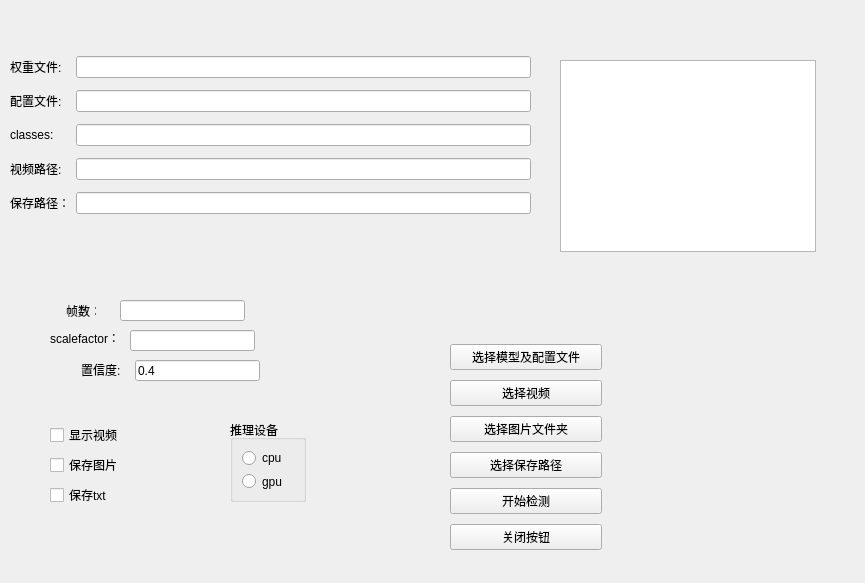
This is yolotool.ui in truettA/strangeTool as Qt 5 draws it before an edit. The edited form follows.
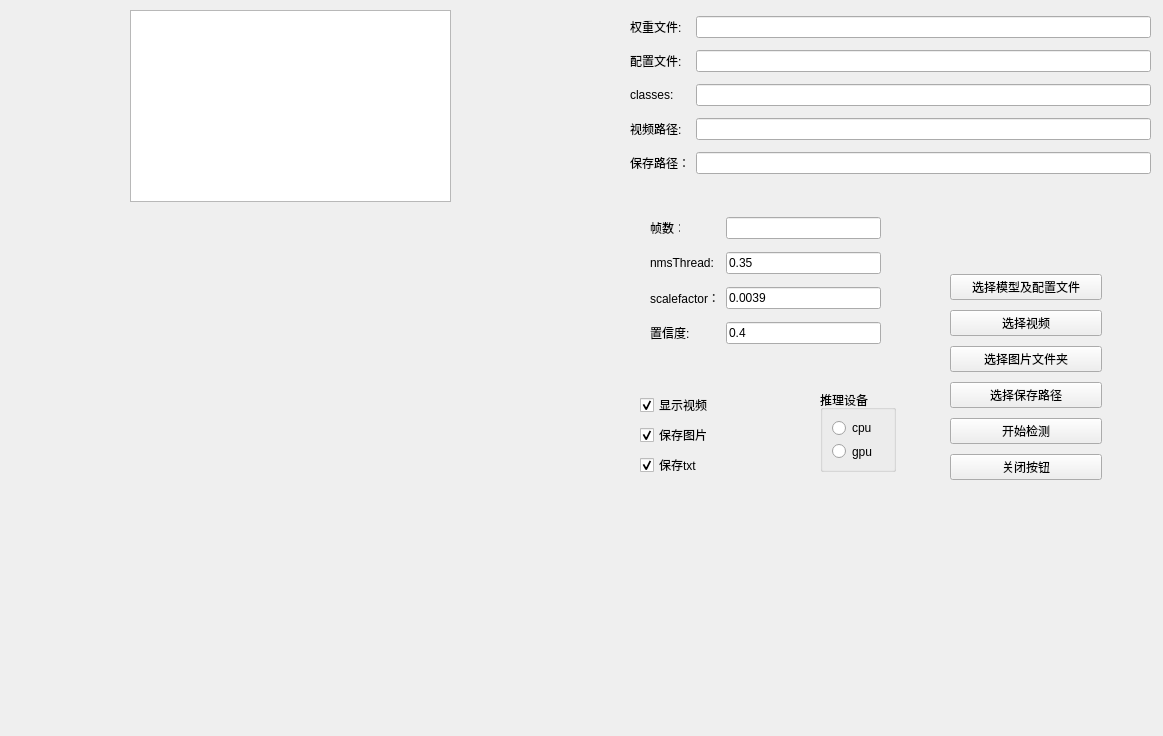
This is the edited form.

Commit message: add qpixmap label数字限制 success detect

```diff
--- a/yolotool.ui
+++ b/yolotool.ui
@@ -6,8 +6,8 @@
    <rect>
     <x>0</x>
     <y>0</y>
-    <width>865</width>
-    <height>583</height>
+    <width>1163</width>
+    <height>736</height>
    </rect>
   </property>
   <property name="windowTitle">
@@ -16,8 +16,8 @@
   <widget class="QWidget" name="layoutWidget">
    <property name="geometry">
     <rect>
-     <x>450</x>
-     <y>340</y>
+     <x>950</x>
+     <y>270</y>
      <width>152</width>
      <height>220</height>
     </rect>
@@ -70,8 +70,8 @@
   <widget class="QWidget" name="widget" native="true">
    <property name="geometry">
     <rect>
-     <x>50</x>
-     <y>400</y>
+     <x>640</x>
+     <y>370</y>
      <width>151</width>
      <height>131</height>
     </rect>
@@ -84,6 +84,9 @@
         <property name="text">
          <string>显示视频</string>
         </property>
+        <property name="checked">
+         <bool>true</bool>
+        </property>
        </widget>
       </item>
       <item>
@@ -91,6 +94,9 @@
         <property name="text">
          <string>保存图片</string>
         </property>
+        <property name="checked">
+         <bool>true</bool>
+        </property>
        </widget>
       </item>
       <item>
@@ -98,6 +104,9 @@
         <property name="text">
          <string>保存txt</string>
         </property>
+        <property name="checked">
+         <bool>true</bool>
+        </property>
        </widget>
       </item>
      </layout>
@@ -107,8 +116,8 @@
   <widget class="QWidget" name="widget_2" native="true">
    <property name="geometry">
     <rect>
-     <x>10</x>
-     <y>50</y>
+     <x>630</x>
+     <y>10</y>
      <width>521</width>
      <height>171</height>
     </rect>
@@ -189,8 +198,8 @@
   <widget class="QGroupBox" name="groupBox">
    <property name="geometry">
     <rect>
-     <x>230</x>
-     <y>420</y>
+     <x>820</x>
+     <y>390</y>
      <width>76</width>
      <height>82</height>
     </rect>
@@ -215,93 +224,108 @@
     </item>
    </layout>
   </widget>
-  <widget class="QLabel" name="label_4">
+  <widget class="QWidget" name="widget_3" native="true">
    <property name="geometry">
     <rect>
-     <x>81</x>
-     <y>360</y>
-     <width>44</width>
-     <height>19</height>
+     <x>10</x>
+     <y>0</y>
+     <width>611</width>
+     <height>721</height>
     </rect>
    </property>
-   <property name="text">
-    <string>置信度:</string>
-   </property>
+   <widget class="QTextBrowser" name="boxesBrowser">
+    <property name="geometry">
+     <rect>
+      <x>120</x>
+      <y>10</y>
+      <width>321</width>
+      <height>192</height>
+     </rect>
+    </property>
+   </widget>
+   <widget class="QLabel" name="imgLabel">
+    <property name="geometry">
+     <rect>
+      <x>10</x>
+      <y>220</y>
+      <width>591</width>
+      <height>491</height>
+     </rect>
+    </property>
+    <property name="text">
+     <string/>
+    </property>
+   </widget>
   </widget>
-  <widget class="QLabel" name="label">
+  <widget class="QWidget" name="widget" native="true">
    <property name="geometry">
     <rect>
-     <x>66</x>
-     <y>300</y>
-     <width>30</width>
-     <height>21</height>
+     <x>650</x>
+     <y>210</y>
+     <width>231</width>
+     <height>141</height>
     </rect>
    </property>
-   <property name="maximumSize">
-    <size>
-     <width>30</width>
-     <height>40</height>
-    </size>
-   </property>
-   <property name="text">
-    <string>帧数：</string>
-   </property>
-  </widget>
-  <widget class="QLineEdit" name="threadEdit">
-   <property name="geometry">
-    <rect>
-     <x>135</x>
-     <y>360</y>
-     <width>125</width>
-     <height>21</height>
-    </rect>
-   </property>
-   <property name="text">
-    <string>0.4</string>
-   </property>
-  </widget>
-  <widget class="QLineEdit" name="lineEdit_5">
-   <property name="geometry">
-    <rect>
-     <x>120</x>
-     <y>300</y>
-     <width>125</width>
-     <height>21</height>
-    </rect>
-   </property>
-  </widget>
-  <widget class="QLineEdit" name="lineEdit_6">
-   <property name="geometry">
-    <rect>
-     <x>130</x>
-     <y>330</y>
-     <width>125</width>
-     <height>21</height>
-    </rect>
-   </property>
-  </widget>
-  <widget class="QLabel" name="label_5">
-   <property name="geometry">
-    <rect>
-     <x>50</x>
-     <y>330</y>
-     <width>81</width>
-     <height>16</height>
-    </rect>
-   </property>
-   <property name="text">
-    <string>scalefactor：</string>
-   </property>
-  </widget>
-  <widget class="QTextBrowser" name="boxesBrowser">
-   <property name="geometry">
-    <rect>
-     <x>560</x>
-     <y>60</y>
-     <width>256</width>
-     <height>192</height>
-    </rect>
-   </property>
+   <layout class="QGridLayout" name="gridLayout_2">
+    <item row="0" column="1">
+     <widget class="QLineEdit" name="lineEdit_5"/>
+    </item>
+    <item row="3" column="1">
+     <widget class="QLineEdit" name="nmsTdEdit">
+      <property name="text">
+       <string>0.35</string>
+      </property>
+     </widget>
+    </item>
+    <item row="4" column="1">
+     <widget class="QLineEdit" name="scalefrEdit">
+      <property name="text">
+       <string>0.0039</string>
+      </property>
+     </widget>
+    </item>
+    <item row="0" column="0">
+     <widget class="QLabel" name="label">
+      <property name="maximumSize">
+       <size>
+        <width>30</width>
+        <height>40</height>
+       </size>
+      </property>
+      <property name="text">
+       <string>帧数：</string>
+      </property>
+     </widget>
+    </item>
+    <item row="3" column="0">
+     <widget class="QLabel" name="label_6">
+      <property name="text">
+       <string>nmsThread:</string>
+      </property>
+     </widget>
+    </item>
+    <item row="4" column="0">
+     <widget class="QLabel" name="label_5">
+      <property name="text">
+       <string>scalefactor：</string>
+      </property>
+     </widget>
+    </item>
+    <item row="5" column="0">
+     <widget class="QLabel" name="label_4">
+      <property name="text">
+       <string>置信度:</string>
+      </property>
+     </widget>
+    </item>
+    <item row="5" column="1">
+     <widget class="QLineEdit" name="threadEdit">
+      <property name="text">
+       <string>0.4</string>
+      </property>
+     </widget>
+    </item>
+   </layout>
   </widget>
  </widget>
  <resources/>
```
Left out of the diff: 78 changed lines with no effect on the pictures. The commit also changes 11 other files.
